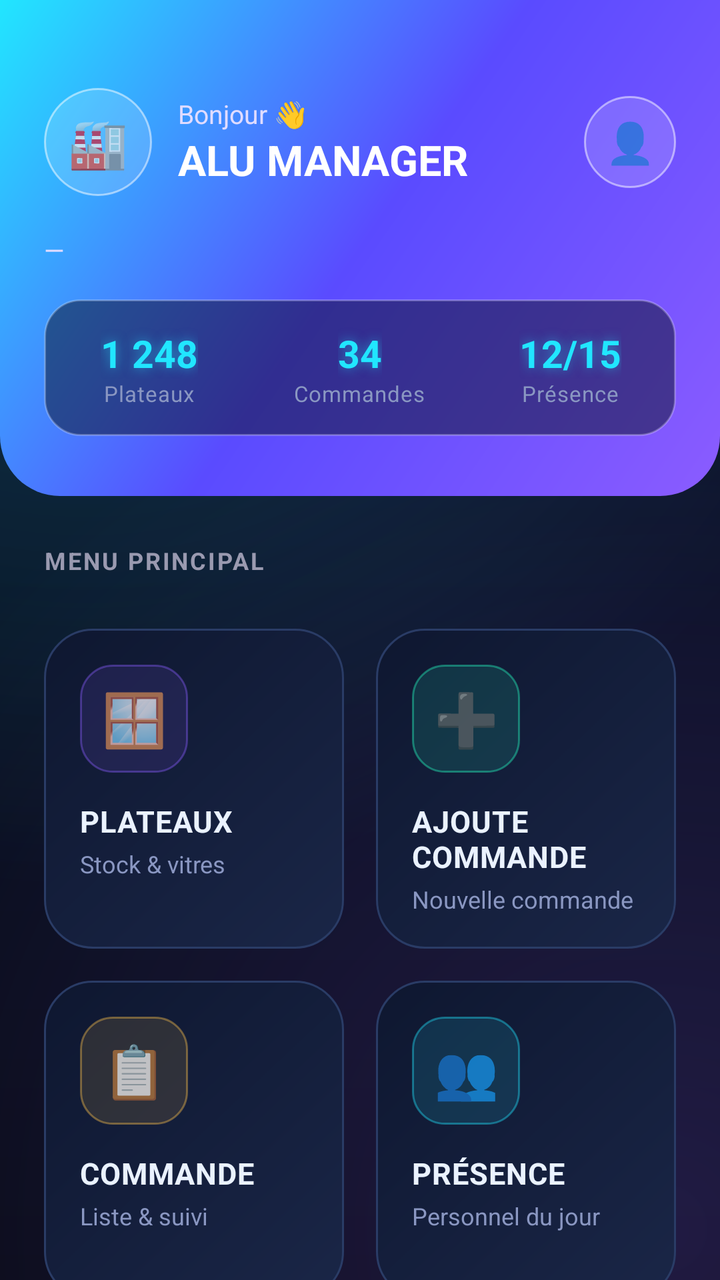
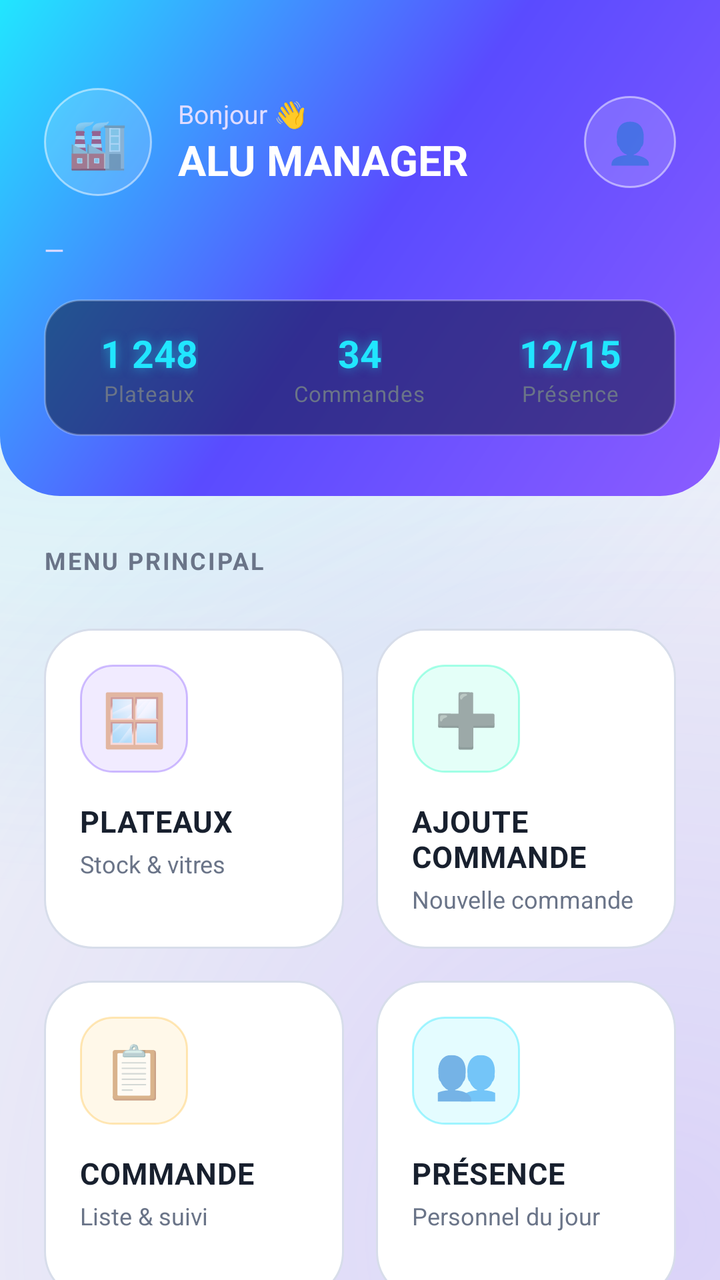

Screens rendered from an Android XML layout before and after an edit, with the pre-edit source and the edit as a unified diff.
<!-- AndroidManifest.xml: application theme Theme.AluManager -->
<!-- res/layout/activity_home.xml -->
<?xml version="1.0" encoding="utf-8"?>
<ScrollView xmlns:android="http://schemas.android.com/apk/res/android"
    xmlns:app="http://schemas.android.com/apk/res-auto"
    android:layout_width="match_parent"
    android:layout_height="match_parent"
    android:background="@drawable/bg_space"
    android:fillViewport="true"
    android:scrollbars="none">

    <LinearLayout
        android:layout_width="match_parent"
        android:layout_height="wrap_content"
        android:orientation="vertical">

        
        <LinearLayout
            android:layout_width="match_parent"
            android:layout_height="wrap_content"
            android:background="@drawable/hero_bg"
            android:orientation="vertical"
            android:paddingHorizontal="22dp"
            android:paddingTop="44dp"
            android:paddingBottom="30dp">

            <LinearLayout
                android:layout_width="match_parent"
                android:layout_height="wrap_content"
                android:gravity="center_vertical"
                android:orientation="horizontal">

                <TextView
                    android:layout_width="54dp"
                    android:layout_height="54dp"
                    android:background="@drawable/avatar_circle"
                    android:gravity="center"
                    android:text="🏭"
                    android:textSize="24sp" />

                <LinearLayout
                    android:layout_width="0dp"
                    android:layout_height="wrap_content"
                    android:layout_marginStart="13dp"
                    android:layout_weight="1"
                    android:orientation="vertical">

                    <TextView
                        android:id="@+id/heroGreeting"
                        android:layout_width="wrap_content"
                        android:layout_height="wrap_content"
                        android:text="Bonjour 👋"
                        android:textColor="#E0DCFF"
                        android:textSize="13sp" />

                    <TextView
                        android:id="@+id/heroCompany"
                        android:layout_width="wrap_content"
                        android:layout_height="wrap_content"
                        android:text="ALU MANAGER"
                        android:textColor="#FFFFFF"
                        android:textSize="21sp"
                        android:textStyle="bold" />
                </LinearLayout>

                <TextView
                    android:id="@+id/btnAccount"
                    android:layout_width="46dp"
                    android:layout_height="46dp"
                    android:background="@drawable/avatar_circle"
                    android:gravity="center"
                    android:text="👤"
                    android:textSize="20sp" />
            </LinearLayout>

            <TextView
                android:id="@+id/heroDate"
                android:layout_width="wrap_content"
                android:layout_height="wrap_content"
                android:layout_marginTop="18dp"
                android:text="—"
                android:textColor="#E0DCFF"
                android:textSize="13sp" />

            
            <LinearLayout
                android:layout_width="match_parent"
                android:layout_height="wrap_content"
                android:layout_marginTop="16dp"
                android:background="@drawable/stat_pill"
                android:orientation="horizontal"
                android:paddingVertical="14dp">

                <LinearLayout style="@style/HStat">
                    <TextView style="@style/HStatVal" android:text="1 248" />
                    <TextView style="@style/HStatLbl" android:text="Plateaux" />
                </LinearLayout>

                <LinearLayout style="@style/HStat">
                    <TextView style="@style/HStatVal" android:text="34" />
                    <TextView style="@style/HStatLbl" android:text="Commandes" />
                </LinearLayout>

                <LinearLayout style="@style/HStat">
                    <TextView style="@style/HStatVal" android:text="12/15" />
                    <TextView style="@style/HStatLbl" android:text="Présence" />
                </LinearLayout>
            </LinearLayout>
        </LinearLayout>

        
        <TextView
            android:layout_width="wrap_content"
            android:layout_height="wrap_content"
            android:layout_marginStart="22dp"
            android:layout_marginTop="24dp"
            android:text="MENU PRINCIPAL"
            android:textColor="#9A9AB0"
            android:textSize="12sp"
            android:textStyle="bold"
            android:letterSpacing="0.08" />

        <GridLayout
            android:layout_width="match_parent"
            android:layout_height="wrap_content"
            android:columnCount="2"
            android:padding="14dp"
            android:layout_marginTop="4dp">

            
            <LinearLayout android:id="@+id/cardPlateaux" style="@style/QCard">
                <TextView style="@style/QCardIco" android:background="@drawable/badge_indigo" android:text="🪟" />
                <TextView style="@style/QCardLbl" android:text="PLATEAUX" />
                <TextView style="@style/QCardSub" android:text="Stock &amp; vitres" />
            </LinearLayout>

            
            <LinearLayout android:id="@+id/cardAjoute" style="@style/QCard">
                <TextView style="@style/QCardIco" android:background="@drawable/badge_green" android:text="➕" />
                <TextView style="@style/QCardLbl" android:text="AJOUTE COMMANDE" />
                <TextView style="@style/QCardSub" android:text="Nouvelle commande" />
            </LinearLayout>

            
            <LinearLayout android:id="@+id/cardCommande" style="@style/QCard">
                <TextView style="@style/QCardIco" android:background="@drawable/badge_amber" android:text="📋" />
                <TextView style="@style/QCardLbl" android:text="COMMANDE" />
                <TextView style="@style/QCardSub" android:text="Liste &amp; suivi" />
            </LinearLayout>

            
            <LinearLayout android:id="@+id/cardPresence" style="@style/QCard">
                <TextView style="@style/QCardIco" android:background="@drawable/badge_sky" android:text="👥" />
                <TextView style="@style/QCardLbl" android:text="PRÉSENCE" />
                <TextView style="@style/QCardSub" android:text="Personnel du jour" />
            </LinearLayout>

            
            <LinearLayout android:id="@+id/cardKaonty" style="@style/QCard">
                <TextView style="@style/QCardIco" android:background="@drawable/badge_green" android:text="💰" />
                <TextView style="@style/QCardLbl" android:text="KAONTY" />
                <TextView style="@style/QCardSub" android:text="Versement &amp; sortie" />
            </LinearLayout>

            
            <LinearLayout android:id="@+id/cardDirecteur" style="@style/QCard">
                <TextView style="@style/QCardIco" android:background="@drawable/badge_indigo" android:text="🧠" />
                <TextView style="@style/QCardLbl" android:text="DIRECTEUR IA" />
                <TextView style="@style/QCardSub" android:text="Analyse &amp; conseils" />
            </LinearLayout>

            
            <LinearLayout android:id="@+id/cardOptiCoupe" style="@style/QCard">
                <TextView style="@style/QCardIco" android:background="@drawable/badge_amber" android:text="✂️" />
                <TextView style="@style/QCardLbl" android:text="OPTI COUPE" />
                <TextView style="@style/QCardSub" android:text="Optimiser la chute" />
            </LinearLayout>

        </GridLayout>

        <View
            android:layout_width="match_parent"
            android:layout_height="20dp" />

    </LinearLayout>
</ScrollView>
<!-- resources referenced by this layout -->
<resources>
  <!-- drawable avatar_circle (drawable) -->
  <?xml version="1.0" encoding="utf-8"?>
  <shape xmlns:android="http://schemas.android.com/apk/res/android" android:shape="oval">
      <solid android:color="#26FFFFFF" />
      <stroke android:width="1dp" android:color="#80FFFFFF" />
  </shape>
  <!-- drawable badge_sky (drawable) -->
  <?xml version="1.0" encoding="utf-8"?>
  <shape xmlns:android="http://schemas.android.com/apk/res/android" android:shape="rectangle">
      <solid android:color="#1F21E6FF" />
      <corners android:radius="16dp" />
      <stroke android:width="1dp" android:color="#6621E6FF" />
  </shape>
  <!-- drawable bg_space (drawable) -->
  <?xml version="1.0" encoding="utf-8"?>
  <layer-list xmlns:android="http://schemas.android.com/apk/res/android">
      <item>
          <shape android:shape="rectangle">
              <gradient
                  android:angle="270"
                  android:startColor="#0C1430"
                  android:centerColor="#080E1F"
                  android:endColor="#060912" />
          </shape>
      </item>
      
      <item>
          <shape android:shape="rectangle">
              <gradient
                  android:type="radial"
                  android:centerX="0.12"
                  android:centerY="0.04"
                  android:gradientRadius="420dp"
                  android:startColor="#3321E6FF"
                  android:endColor="#0021E6FF" />
          </shape>
      </item>
      
      <item>
          <shape android:shape="rectangle">
              <gradient
                  android:type="radial"
                  android:centerX="0.92"
                  android:centerY="0.96"
                  android:gradientRadius="460dp"
                  android:startColor="#338B5CFF"
                  android:endColor="#008B5CFF" />
          </shape>
      </item>
  </layer-list>
  <!-- drawable stat_pill (drawable) -->
  <?xml version="1.0" encoding="utf-8"?>
  <shape xmlns:android="http://schemas.android.com/apk/res/android" android:shape="rectangle">
      <solid android:color="#80081124" />
      <corners android:radius="18dp" />
      <stroke android:width="1dp" android:color="#40FFFFFF" />
  </shape>
  <style name="HStat">
          <item name="android:layout_width">0dp</item>
          <item name="android:layout_height">wrap_content</item>
          <item name="android:layout_weight">1</item>
          <item name="android:orientation">vertical</item>
          <item name="android:gravity">center</item>
      </style>
  <style name="QCardIco">
          <item name="android:layout_width">54dp</item>
          <item name="android:layout_height">54dp</item>
          <item name="android:gravity">center</item>
          <item name="android:textSize">26sp</item>
      </style>
  <style name="Theme.AluManager" parent="Theme.MaterialComponents.NoActionBar">
          <item name="colorPrimary">@color/neon_violet</item>
          <item name="colorPrimaryVariant">@color/neon_cyan</item>
          <item name="colorOnPrimary">#08101F</item>
          <item name="colorAccent">@color/neon_cyan</item>
          <item name="android:windowBackground">@color/bg_deep</item>
          <item name="android:statusBarColor">@android:color/transparent</item>
          <item name="android:navigationBarColor">@color/bg_deep</item>
          <item name="android:windowLightStatusBar">false</item>
          <item name="android:colorBackground">@color/bg_deep</item>
      </style>
  <color name="text_mu">#8A97C2</color>
  <color name="neon_cyan">#21E6FF</color>
  <!-- drawable glass_card (drawable) -->
  <?xml version="1.0" encoding="utf-8"?>
  <shape xmlns:android="http://schemas.android.com/apk/res/android" android:shape="rectangle">
      <gradient
          android:angle="135"
          android:startColor="#1A2647"
          android:endColor="#0E1730" />
      <corners android:radius="24dp" />
      <stroke android:width="1dp" android:color="#2A3C66" />
  </shape>
  <color name="text_hi">#EAF2FF</color>
  <color name="neon_violet">#8B5CFF</color>
  <color name="bg_deep">#060912</color>
  <!-- unchanged entries left out for length: 9 -->
</resources>

<!-- the commit's change to res/layout/activity_home.xml (unified diff, before → after) -->
@@ -113,7 +113,7 @@
             android:layout_marginStart="22dp"
             android:layout_marginTop="24dp"
             android:text="MENU PRINCIPAL"
-            android:textColor="#9A9AB0"
+            android:textColor="#6A7488"
             android:textSize="12sp"
             android:textStyle="bold"
             android:letterSpacing="0.08" />
<!-- resource entries referenced after the edit -->
@@ -20,9 +20,9 @@
           <shape android:shape="rectangle">
               <gradient
                   android:angle="270"
-                  android:startColor="#0C1430"
-                  android:centerColor="#080E1F"
-                  android:endColor="#060912" />
+                  android:startColor="#FFFFFF"
+                  android:centerColor="#EEF1F7"
+                  android:endColor="#EEF1F7" />
           </shape>
       </item>
       
@@ -70,7 +70,7 @@
           <item name="android:gravity">center</item>
           <item name="android:textSize">26sp</item>
       </style>
-  <style name="Theme.AluManager" parent="Theme.MaterialComponents.NoActionBar">
+  <style name="Theme.AluManager" parent="Theme.MaterialComponents.Light.NoActionBar">
           <item name="colorPrimary">@color/neon_violet</item>
           <item name="colorPrimaryVariant">@color/neon_cyan</item>
           <item name="colorOnPrimary">#08101F</item>
@@ -78,24 +78,24 @@
           <item name="android:windowBackground">@color/bg_deep</item>
           <item name="android:statusBarColor">@android:color/transparent</item>
           <item name="android:navigationBarColor">@color/bg_deep</item>
-          <item name="android:windowLightStatusBar">false</item>
+          <item name="android:windowLightStatusBar">true</item>
           <item name="android:colorBackground">@color/bg_deep</item>
       </style>
-  <color name="text_mu">#8A97C2</color>
+  <color name="text_mu">#6A7488</color>
   <color name="neon_cyan">#21E6FF</color>
   <!-- drawable glass_card (drawable) -->
   <?xml version="1.0" encoding="utf-8"?>
   <shape xmlns:android="http://schemas.android.com/apk/res/android" android:shape="rectangle">
       <gradient
           android:angle="135"
-          android:startColor="#1A2647"
-          android:endColor="#0E1730" />
+          android:startColor="#FFFFFF"
+          android:endColor="#FFFFFF" />
       <corners android:radius="24dp" />
-      <stroke android:width="1dp" android:color="#2A3C66" />
+      <stroke android:width="1dp" android:color="#D7DDEA" />
   </shape>
-  <color name="text_hi">#EAF2FF</color>
+  <color name="text_hi">#18202E</color>
   <color name="neon_violet">#8B5CFF</color>
-  <color name="bg_deep">#060912</color>
+  <color name="bg_deep">#EEF1F7</color>
   <!-- unchanged entries left out for length: 9 -->
 </resources>
 
